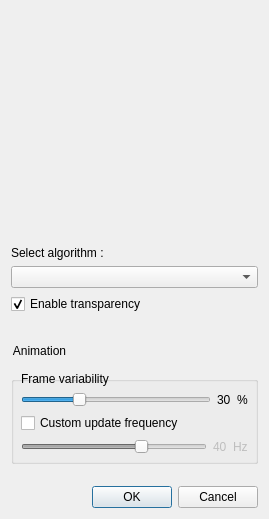
markus-wa/glmixer-mirror, file src/AlgorithmSelectionDialog.ui: the form before one commit.
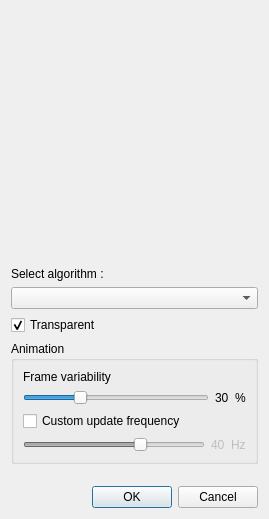
The form after the commit. Icons and pictures are not drawn. Custom widgets are drawn as their Qt base class.

Commit message: Uniform GUI for new sources.

What changed in the file:
```diff
--- a/src/AlgorithmSelectionDialog.ui
+++ b/src/AlgorithmSelectionDialog.ui
@@ -53,7 +53,7 @@
    <item>
     <widget class="QCheckBox" name="ignoreAlphaCheckbox">
      <property name="text">
-      <string>Enable transparency</string>
+      <string>Transparent</string>
      </property>
      <property name="checked">
       <bool>true</bool>
@@ -68,15 +68,6 @@
        <verstretch>0</verstretch>
       </sizepolicy>
      </property>
-     <property name="styleSheet">
-      <string notr="true">QGroupBox {
-    margin-top: 42px;
-}
-QGroupBox::title {
-    margin-top: 24px;
-    subcontrol-origin: margin;
-}</string>
-     </property>
      <property name="title">
       <string>Animation</string>
      </property>
```
The commit also changes 5 other files.
